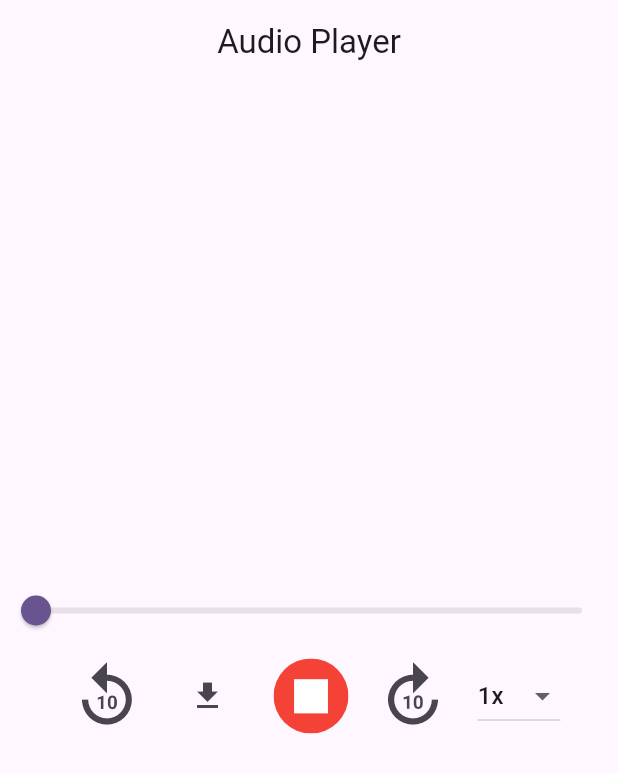
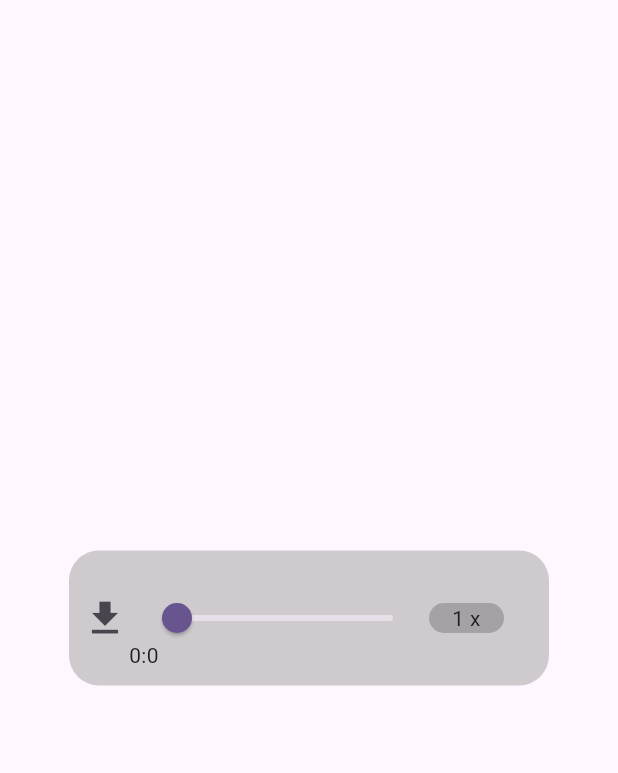
Before and after one commit to faezismaeel/audio_player, a Flutter app: the screen it shows after launch, on a phone screen of 412 x 824 dp. Shown: the top 773 px of the screen. Run offline on Flutter 3.47's test engine with Material 3 defaults, Android fonts, the phone set to English and light mode, and no system bars; our stand-ins replace audioplayers, bloc, dio, flutter_bloc, freezed_annotation.

Commit message:
initial commit

```diff
--- a/lib/audio_player_bloc/audio_player_state.dart
+++ b/lib/audio_player_bloc/audio_player_state.dart
@@ -13,7 +13,7 @@ class AudioPlayerState with _$AudioPlayerState {
   @Default(false)bool audioExists,
   @Default(false)bool downloading,
   @Default(1.0)double playBackRate,
-  @Default(0.0)double progress,
+  @Default(0.0)double? progress,
   }) = _AudioPlayerState;
 
 
--- a/lib/home_page.dart
+++ b/lib/home_page.dart
@@ -1,199 +1,199 @@
-import 'package:audio_player_app/audio_player_bloc/audio_player_cubit.dart';
-import 'package:flutter/material.dart';
-import 'package:flutter_bloc/flutter_bloc.dart';
-import 'package:permission_handler/permission_handler.dart';
+// import 'package:audio_player_app/audio_player_bloc/audio_player_cubit.dart';
+// import 'package:flutter/material.dart';
+// import 'package:flutter_bloc/flutter_bloc.dart';
+// import 'package:permission_handler/permission_handler.dart';
 
-class HomePage extends StatefulWidget {
-  const HomePage({super.key});
+// class HomePage extends StatefulWidget {
+//   const HomePage({super.key});
 
-  @override
-  State<HomePage> createState() => _HomePageState();
-}
+//   @override
+//   State<HomePage> createState() => _HomePageState();
+// }
 
-class _HomePageState extends State<HomePage> with TickerProviderStateMixin {
-  List<DropdownMenuItem<double>> items = const [
-    DropdownMenuItem<double>(
-      value: 0.5,
-      child: Text('0.5x'),
-    ),
-    DropdownMenuItem<double>(
-      value: 1.0,
-      child: Text('1x'),
-    ),
-    DropdownMenuItem<double>(
-      value: 1.5,
-      child: Text('1.5x'),
-    ),
-  ];
+// class _HomePageState extends State<HomePage> with TickerProviderStateMixin {
+//   List<DropdownMenuItem<double>> items = const [
+//     DropdownMenuItem<double>(
+//       value: 0.5,
+//       child: Text('0.5x'),
+//     ),
+//     DropdownMenuItem<double>(
+//       value: 1.0,
+//       child: Text('1x'),
+//     ),
+//     DropdownMenuItem<double>(
+//       value: 1.5,
+//       child: Text('1.5x'),
+//     ),
+//   ];
 
-  @override
-  Widget build(BuildContext context) {
-    return Scaffold(
-        appBar: AppBar(
-          title: const Text("Audio Player"),
-          centerTitle: true,
-        ),
-        body: BlocBuilder<AudioPlayerCubit, AudioPlayerState>(
-          bloc: context.read<AudioPlayerCubit>()
-            ..init(
-                context,
-                AnimationController(
-                    vsync: this, duration: const Duration(milliseconds: 750))),
-          builder: (context, state) {
-            return Column(
-              mainAxisAlignment: MainAxisAlignment.center,
-              children: [
-                Slider(
-                  value: state.duration.inSeconds.toDouble(),
-                  min: 0.0,
-                  max: state.position.inSeconds.toDouble(),
-                  onChanged: (double value) {
-                    context
-                        .read<AudioPlayerCubit>()
-                        .seekToSecond(value.toInt());
-                  },
-                ),
-                Row(
-                  mainAxisAlignment: MainAxisAlignment.center,
-                  children: [
-                    IconButton(
-                      onPressed: () {
-                        context.read<AudioPlayerCubit>().seekToSecond(
-                            (state.duration.inSeconds - 10)
-                                .clamp(0, state.position.inSeconds));
-                      },
-                      icon: const Icon(
-                        Icons.replay_10,
-                        size: 50,
-                      ),
-                    ),
-                    const SizedBox(
-                      width: 10,
-                    ),
-                    state.audioExists
-                        ? GestureDetector(
-                            child: ClipOval(
-                              child: Container(
-                                width: 50,
-                                height: 50,
-                                color: Colors.blue,
-                                child: Center(
-                                  child: AnimatedIcon(
-                                    size: 50,
-                                    icon: AnimatedIcons.play_pause,
-                                    progress: state.animationController!,
-                                    color: Colors.white,
-                                  ),
-                                ),
-                              ),
-                            ),
-                            onTap: () {
-                              context.read<AudioPlayerCubit>().playAudio();
-                            },
-                          )
-                        : Container(
-                            child: state.downloading
-                                ? CircularProgressIndicator(
-                                    value: state.progress,
-                                  )
-                                : IconButton(
-                                    onPressed: () async {
-                                      await context
-                                          .read<AudioPlayerCubit>()
-                                          .downloadAudio(context);
-                                    },
-                                    icon:  Icon(Icons.download),
-                                  ),
-                          ),
-                    const SizedBox(
-                      width: 20,
-                    ),
-                    GestureDetector(
-                      child: ClipOval(
-                        child: Container(
-                          width: 50,
-                          height: 50,
-                          color: Colors.red,
-                          child: const Center(
-                            child: Icon(
-                              Icons.stop,
-                              color: Colors.white,
-                              size: 45,
-                            ),
-                          ),
-                        ),
-                      ),
-                      onTap: () {
-                        context.read<AudioPlayerCubit>().stopAudio();
-                      },
-                    ),
-                    const SizedBox(
-                      width: 10,
-                    ),
-                    IconButton(
-                      onPressed: () {
-                        context.read<AudioPlayerCubit>().seekToSecond(
-                            (state.duration.inSeconds + 10)
-                                .clamp(0, state.position.inSeconds));
-                      },
-                      icon: const Icon(
-                        Icons.forward_10,
-                        size: 50,
-                      ),
-                    ),
-                    const SizedBox(
-                      width: 10,
-                    ),
-                    DropdownButton<double>(
-                        value: state.playBackRate,
-                        onChanged: (value) {
-                          context
-                              .read<AudioPlayerCubit>()
-                              .setPlaybackSpeedRate(value!);
-                        },
-                        items: items),
-                  ],
-                ),
-                // ElevatedButton(
-                //     onPressed: () async {
-                //       bool res = await permissionRequest();
-                //       if (res) {
-                //         downloadDialog(context);
-                //       } else {
-                //         print("No permission to read and write.");
-                //       }
-                //     },
-                //     child: const Text("Download"))
-              ],
-            );
-          },
-        ));
-  }
+//   @override
+//   Widget build(BuildContext context) {
+//     return Scaffold(
+//         appBar: AppBar(
+//           title: const Text("Audio Player"),
+//           centerTitle: true,
+//         ),
+//         body: BlocBuilder<AudioPlayerCubit, AudioPlayerState>(
+//           bloc: context.read<AudioPlayerCubit>()
+//             ..init(
+//                 context,
+//                 AnimationController(
+//                     vsync: this, duration: const Duration(milliseconds: 750))),
+//           builder: (context, state) {
+//             return Column(
+//               mainAxisAlignment: MainAxisAlignment.center,
+//               children: [
+//                 Slider(
+//                   value: state.duration.inSeconds.toDouble(),
+//                   min: 0.0,
+//                   max: state.position.inSeconds.toDouble(),
+//                   onChanged: (double value) {
+//                     context
+//                         .read<AudioPlayerCubit>()
+//                         .seekToSecond(value.toInt());
+//                   },
+//                 ),
+//                 Row(
+//                   mainAxisAlignment: MainAxisAlignment.center,
+//                   children: [
+//                     IconButton(
+//                       onPressed: () {
+//                         context.read<AudioPlayerCubit>().seekToSecond(
+//                             (state.duration.inSeconds - 10)
+//                                 .clamp(0, state.position.inSeconds));
+//                       },
+//                       icon: const Icon(
+//                         Icons.replay_10,
+//                         size: 50,
+//                       ),
+//                     ),
+//                     const SizedBox(
+//                       width: 10,
+//                     ),
+//                     state.audioExists
+//                         ? GestureDetector(
+//                             child: ClipOval(
+//                               child: Container(
+//                                 width: 50,
+//                                 height: 50,
+//                                 color: Colors.blue,
+//                                 child: Center(
+//                                   child: AnimatedIcon(
+//                                     size: 50,
+//                                     icon: AnimatedIcons.play_pause,
+//                                     progress: state.animationController!,
+//                                     color: Colors.white,
+//                                   ),
+//                                 ),
+//                               ),
+//                             ),
+//                             onTap: () {
+//                               context.read<AudioPlayerCubit>().playAudio();
+//                             },
+//                           )
+//                         : Container(
+//                             child: state.downloading
+//                                 ? CircularProgressIndicator(
+//                                     value: state.progress,
+//                                   )
+//                                 : IconButton(
+//                                     onPressed: () async {
+//                                       await context
+//                                           .read<AudioPlayerCubit>()
+//                                           .downloadAudio(context);
+//                                     },
+//                                     icon: Icon(Icons.download),
+//                                   ),
+//                           ),
+//                     const SizedBox(
+//                       width: 20,
+//                     ),
+//                     GestureDetector(
+//                       child: ClipOval(
+//                         child: Container(
+//                           width: 50,
+//                           height: 50,
+//                           color: Colors.red,
+//                           child: const Center(
+//                             child: Icon(
+//                               Icons.stop,
+//                               color: Colors.white,
+//                               size: 45,
+//                             ),
+//                           ),
+//                         ),
+//                       ),
+//                       onTap: () {
+//                         context.read<AudioPlayerCubit>().stopAudio();
+//                       },
+//                     ),
+//                     const SizedBox(
+//                       width: 10,
+//                     ),
+//                     IconButton(
+//                       onPressed: () {
+//                         context.read<AudioPlayerCubit>().seekToSecond(
+//                             (state.duration.inSeconds + 10)
+//                                 .clamp(0, state.position.inSeconds));
+//                       },
+//                       icon: const Icon(
+//                         Icons.forward_10,
+//                         size: 50,
+//                       ),
+//                     ),
+//                     const SizedBox(
+//                       width: 10,
+//                     ),
+//                     DropdownButton<double>(
+//                         value: state.playBackRate,
+//                         onChanged: (value) {
+//                           context
+//                               .read<AudioPlayerCubit>()
+//                               .setPlaybackSpeedRate(value!);
+//                         },
+//                         items: items),
+//                   ],
+//                 ),
+//                 // ElevatedButton(
+//                 //     onPressed: () async {
+//                 //       bool res = await permissionRequest();
+//                 //       if (res) {
+//                 //         downloadDialog(context);
+//                 //       } else {
+//                 //         print("No permission to read and write.");
+//                 //       }
+//                 //     },
+//                 //     child: const Text("Download"))
+//               ],
+//             );
+//           },
+//         ));
+//   }
 
-  // Future<dynamic> downloadDialog(BuildContext context) {
-  //   return showDialog(
-  //       context: context,
-  //       builder: (_) {
-  //         return DownloadingDialog();
-  //       });
-  // }
-}
+//   // Future<dynamic> downloadDialog(BuildContext context) {
+//   //   return showDialog(
+//   //       context: context,
+//   //       builder: (_) {
+//   //         return DownloadingDialog();
+//   //       });
+//   // }
+// }
 
-Future<bool> permissionRequest() async {
-  PermissionStatus result;
-  result = await Permission.storage.request();
-  if (result.isGranted) {
-    return true;
-  }
-  return false;
-}
+// Future<bool> permissionRequest() async {
+//   PermissionStatus result;
+//   result = await Permission.storage.request();
+//   if (result.isGranted) {
+//     return true;
+//   }
+//   return false;
+// }
 
 
-// Future<dynamic> downloadAudio(String url) async {
-//   String dir = (await getApplicationDocumentsDirectory()).path;
-//   File file = File('$dir/audios');
-//   var request = await get(Uri.parse(url));
-//   var bytes = request.bodyBytes;
-//   await file.writeAsBytes(bytes);
-//   print(file.path);
-// }
+// // Future<dynamic> downloadAudio(String url) async {
+// //   String dir = (await getApplicationDocumentsDirectory()).path;
+// //   File file = File('$dir/audios');
+// //   var request = await get(Uri.parse(url));
+// //   var bytes = request.bodyBytes;
+// //   await file.writeAsBytes(bytes);
+// //   print(file.path);
+// // }
--- a/lib/main.dart
+++ b/lib/main.dart
@@ -1,5 +1,5 @@
 import 'package:audio_player_app/audio_player_bloc/audio_player_cubit.dart';
-import 'package:audio_player_app/home_page.dart';
+import 'package:audio_player_app/new_home_page.dart';
 import 'package:flutter/material.dart';
 import 'package:flutter_bloc/flutter_bloc.dart';
 
@@ -21,7 +21,7 @@ class MyApp extends StatelessWidget {
       debugShowCheckedModeBanner: false,
       home: BlocProvider(
         create: (context) => AudioPlayerCubit(),
-        child: HomePage(),
+        child: NewHomePage(),
       ),
     );
   }
--- /dev/null
+++ b/lib/new_home_page.dart
@@ -0,0 +1,110 @@
+import 'package:audio_player_app/audio_player_bloc/audio_player_cubit.dart';
+import 'package:flutter/material.dart';
+import 'package:flutter_bloc/flutter_bloc.dart';
+
+class NewHomePage extends StatefulWidget {
+  const NewHomePage({super.key});
+
+  @override
+  State<NewHomePage> createState() => _NewHomePageState();
+}
+
+class _NewHomePageState extends State<NewHomePage> {
+  @override
+  Widget build(BuildContext context) {
+    return Scaffold(
+      body: BlocBuilder<AudioPlayerCubit, AudioPlayerState>(
+        bloc: context.read<AudioPlayerCubit>()..init(context),
+        builder: (context, state) {
+          int minutes = state.duration.inMinutes.remainder(60);
+          int seconds = state.duration.inSeconds.remainder(60);
+          return Center(
+            child: Stack(children: [
+              Container(
+                height: 90,
+                width: 320,
+                decoration: BoxDecoration(
+                    color: Colors.grey.withOpacity(0.5),
+                    borderRadius: BorderRadius.circular(20)),
+                child: Row(
+                  children: [
+                    state.audioExists
+                        ? IconButton(
+                            onPressed: () {
+                              context.read<AudioPlayerCubit>().playAudio();
+                            },
+                            icon: !state.isPlaying
+                                ? const Icon(
+                                    Icons.play_arrow,
+                                    size: 40,
+                                  )
+                                : const Icon(
+                                    Icons.pause,
+                                    size: 40,
+                                  ))
+                        : Container(
+                            child: state.downloading
+                                ? CircularProgressIndicator(
+                                    value: state.progress,
+                                  )
+                                : IconButton(
+                                    onPressed: () async {
+                                      await context
+                                          .read<AudioPlayerCubit>()
+                                          .downloadAudio(context);
+                                    },
+                                    icon: const Icon(
+                                      Icons.download,
+                                      size: 30,
+                                    ),
+                                  ),
+                          ),
+                    Slider(
+                      value: state.duration.inSeconds.toDouble(),
+                      min: 0.0,
+                      max: state.position.inSeconds.toDouble(),
+                      onChanged: (double value) {
+                        context
+                            .read<AudioPlayerCubit>()
+                            .seekToSecond(value.toInt());
+                      },
+                    ),
+                    GestureDetector(
+                      onTap: () {
+                        double currentRate = state.playBackRate;
+                        double newRate = currentRate == 1.0
+                            ? 1.5
+                            : currentRate == 1.5
+                                ? 0.5
+                                : 1.0;
+                        context
+                            .read<AudioPlayerCubit>()
+                            .setPlaybackSpeedRate(newRate);
+                      },
+                      child: Container(
+                        width: 50,
+                        decoration: BoxDecoration(
+                            color: Colors.black.withOpacity(0.2),
+                            borderRadius: BorderRadius.circular(10)),
+                        child: Text(
+                          "${state.playBackRate == 1.0 ? '1' : state.playBackRate} x",
+                          textAlign: TextAlign.center,
+                        ),
+                      ),
+                    )
+                  ],
+                ),
+              ),
+              Positioned(
+                  top: 60,
+                  left: 40,
+                  child: state.duration.inSeconds < 60
+                      ? Text('0:${state.duration.inSeconds.toString()}')
+                      : Text('$minutes:$seconds'))
+            ]),
+          );
+        },
+      ),
+    );
+  }
+}
```
Also changed, not shown: lib/audio_player_bloc/audio_player_cubit.dart (+18 -39 lines), lib/audio_player_bloc/audio_player_cubit.freezed.dart.
